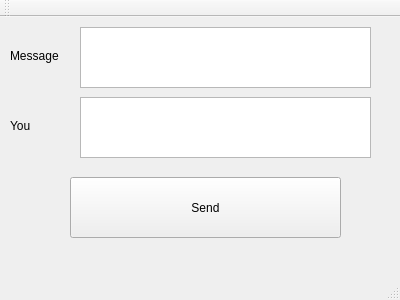
This is mainwindow.ui in sultanko/cpp2014 as Qt 5 draws it before an edit. The edited form follows.
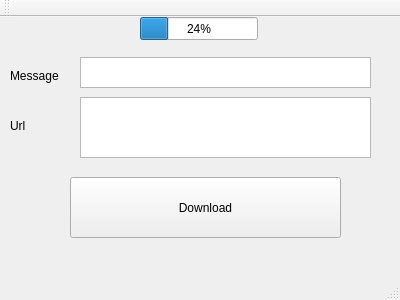
This is the edited form.

```diff
--- a/mainwindow.ui
+++ b/mainwindow.ui
@@ -34,16 +34,16 @@
      </rect>
     </property>
     <property name="text">
-     <string>Send</string>
+     <string>Download</string>
     </property>
    </widget>
    <widget class="QTextBrowser" name="textBrowser">
     <property name="geometry">
      <rect>
       <x>80</x>
-      <y>10</y>
+      <y>40</y>
       <width>291</width>
-      <height>61</height>
+      <height>31</height>
      </rect>
     </property>
    </widget>
@@ -57,14 +57,14 @@
      </rect>
     </property>
     <property name="text">
-     <string>You</string>
+     <string>Url</string>
     </property>
    </widget>
    <widget class="QLabel" name="label_2">
     <property name="geometry">
      <rect>
       <x>10</x>
-      <y>30</y>
+      <y>50</y>
       <width>67</width>
       <height>17</height>
      </rect>
@@ -73,6 +73,19 @@
      <string>Message</string>
     </property>
    </widget>
+   <widget class="QProgressBar" name="progressBar">
+    <property name="geometry">
+     <rect>
+      <x>140</x>
+      <y>0</y>
+      <width>118</width>
+      <height>23</height>
+     </rect>
+    </property>
+    <property name="value">
+     <number>24</number>
+    </property>
+   </widget>
   </widget>
   <widget class="QMenuBar" name="menuBar">
    <property name="geometry">
```
